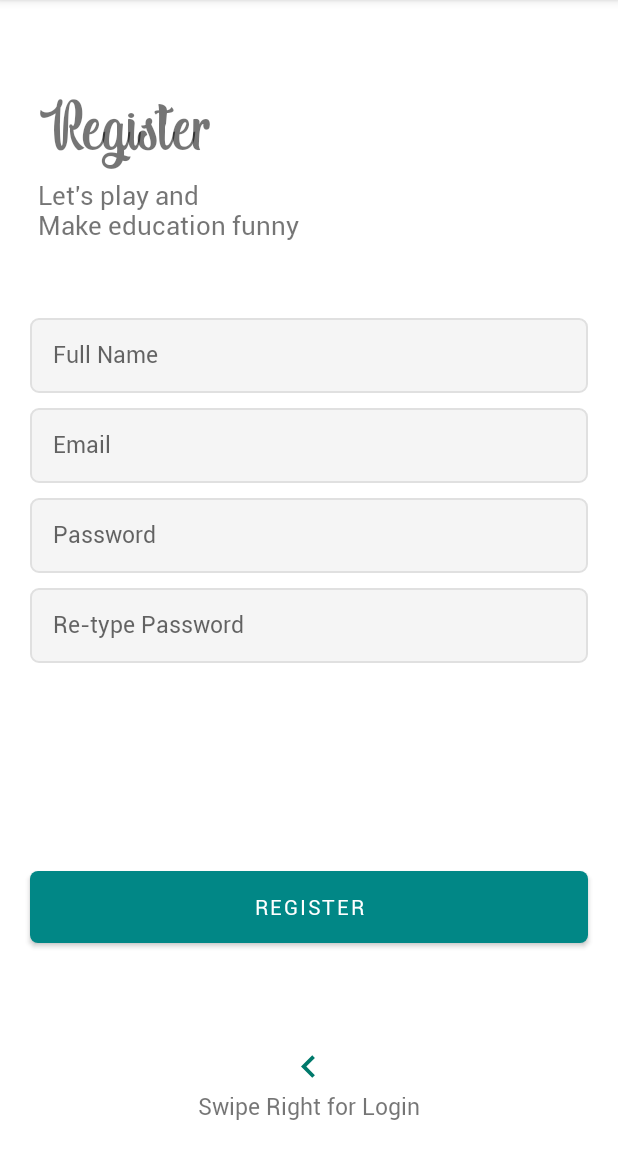
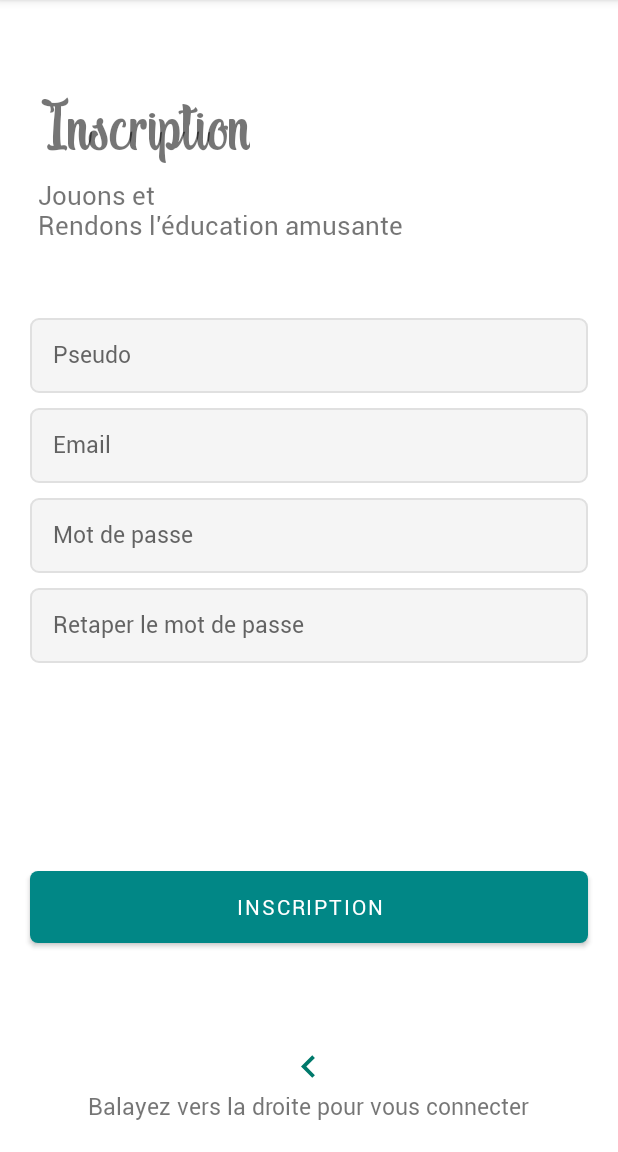
Before and after one commit to D-Ezel/SmartKids, an Android app: the fragment RegisterFragment shown on its own in the app's theme, on a phone screen of 412 x 824 dp, the part 84-1236 px from its top. Run offline under Robolectric (Android 15) with nearby library versions, the phone set to English and light mode, and no system bars.

Commit message:
English to French

```diff
--- a/app/src/main/res/layout/fragment_login.xml
+++ b/app/src/main/res/layout/fragment_login.xml
@@ -58,7 +58,6 @@
 
     <Button
         android:id="@+id/btn_login"
-      android:onClick = "login"
         android:layout_width="match_parent"
         android:layout_height="wrap_content"
         android:layout_below="@id/et_password"
@@ -67,6 +66,7 @@
         android:layout_marginRight="20dp"
         android:background="@drawable/btn_custom"
         android:fontFamily="@font/roboto_regular"
+        android:onClick="login"
         android:text="@string/login"
         android:textColor="@android:color/white" />
 
--- a/app/src/main/res/values/strings.xml
+++ b/app/src/main/res/values/strings.xml
@@ -2,15 +2,15 @@
   <string name="app_name">SmartKid</string>
   <!-- TODO: Remove or change this placeholder text -->
   <string name="hello_blank_fragment">Hello blank fragment</string>
-  <string name="swipe_left_for_register">Swipe Left for Register</string>
-  <string name="login">Login</string>
-  <string name="password">Password</string>
+  <string name="swipe_left_for_register">Balayez vers la gauche pour vous inscrire</string>
+  <string name="login">JE VALIDE</string>
+  <string name="password">Mot de passe</string>
   <string name="e_mail">Email</string>
-  <string name="tag">Let\'s play and \nMake education funny</string>
-  <string name="swipe_right_for_login">Swipe Right for Login</string>
-  <string name="register">Register</string>
-  <string name="re_type_password">Re-type Password</string>
-  <string name="your_name">Full Name</string>
+  <string name="tag">Jouons et \nRendons l\'éducation amusante</string>
+  <string name="swipe_right_for_login">Balayez vers la droite pour vous connecter</string>
+  <string name="register">Inscription</string>
+  <string name="re_type_password">Retaper le mot de passe</string>
+  <string name="your_name">Pseudo</string>
   <string name="title_activity_main">MainActivity</string>
   <string name="title_home">Home</string>
   <string name="title_dashboard">Categories</string>
```
Lines whose indentation alone changed are shown as unchanged.
